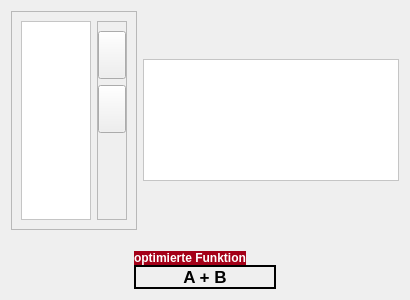
First picture: the form in Application/booleanfunctionsimplifier.ui, repository markus-senger/KV-diagram, before the edit.
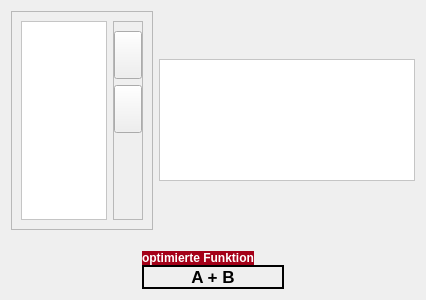
Second picture: the form after the edit. Icons and pictures are not drawn.

```diff
--- a/Application/booleanfunctionsimplifier.ui
+++ b/Application/booleanfunctionsimplifier.ui
@@ -6,7 +6,7 @@
    <rect>
     <x>0</x>
     <y>0</y>
-    <width>400</width>
+    <width>426</width>
     <height>300</height>
    </rect>
   </property>
```
